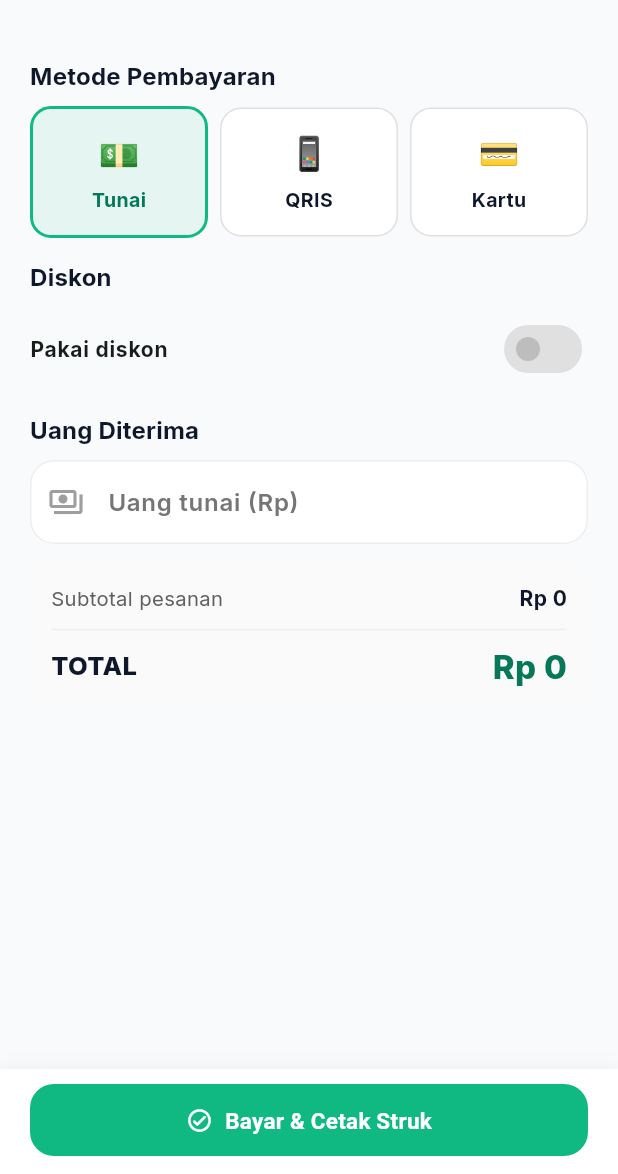
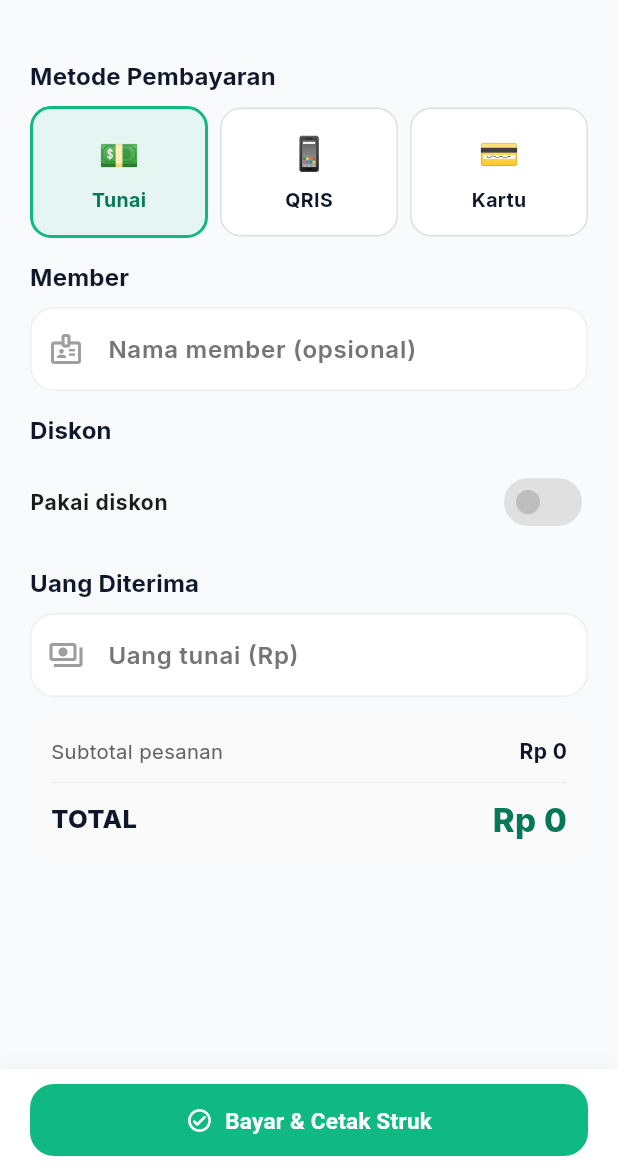
Before and after one commit to adiyoga27/billiard-pos, a Flutter app: the CheckoutScreen screen opened directly with empty values, on a phone screen of 412 x 824 dp, the part 62-1236 px from its top. Run offline on Flutter 3.47's test engine with Material 3 defaults, Android fonts, the phone set to English and light mode, and no system bars; our stand-ins replace audioplayers, cloud_firestore, firebase_auth, firebase_core, firebase_messaging, fl_chart and 4 more; missing offline and left inert: esc_pos_utils; accounts and stored records are empty.

Commit message:
feat(billing): add member discount handling in transaction totals calculation
feat(ui): improve cart panel layout for better text overflow handling

feat(settings): add member discount percentage to app settings

fix(ui): enhance product card layout and spacing for better visibility

test(pos): add regression test for cart screen overflow handling

```diff
--- a/lib/core/domain/billing_calculator.dart
+++ b/lib/core/domain/billing_calculator.dart
@@ -190,7 +190,8 @@ SessionBill calculateSessionBill({
 class TransactionTotals {
   final int subtotal;
   final int discountAmount;
-  final int taxableBase; // subtotal - diskon
+  final int memberDiscountAmount; // diskon otomatis saat nama member diisi
+  final int taxableBase; // subtotal - diskon - diskon member
   final int taxAmount;
   final int serviceChargeAmount;
   final int total;
@@ -198,6 +199,7 @@ class TransactionTotals {
   const TransactionTotals({
     required this.subtotal,
     required this.discountAmount,
+    required this.memberDiscountAmount,
     required this.taxableBase,
     required this.taxAmount,
     required this.serviceChargeAmount,
@@ -208,19 +210,25 @@ class TransactionTotals {
 TransactionTotals calculateTransactionTotals({
   required int subtotal,
   Discount? discount,
+  double memberDiscountPercent = 0,
   required double taxPercent,
   required double serviceChargePercent,
 }) {
   final disc = discountAmount(subtotal, discount);
   final base = subtotal - disc;
-  final serviceCharge = (base * serviceChargePercent / 100).round();
-  final tax = (base * taxPercent / 100).round();
+  final memberDisc = memberDiscountPercent > 0
+      ? (base * memberDiscountPercent / 100).round().clamp(0, base)
+      : 0;
+  final afterMember = base - memberDisc;
+  final serviceCharge = (afterMember * serviceChargePercent / 100).round();
+  final tax = (afterMember * taxPercent / 100).round();
   return TransactionTotals(
     subtotal: subtotal,
     discountAmount: disc,
-    taxableBase: base,
+    memberDiscountAmount: memberDisc,
+    taxableBase: afterMember,
     serviceChargeAmount: serviceCharge,
     taxAmount: tax,
-    total: base + tax + serviceCharge,
+    total: afterMember + tax + serviceCharge,
   );
 }
--- a/lib/features/pos/data/pos_repository.dart
+++ b/lib/features/pos/data/pos_repository.dart
@@ -96,6 +96,8 @@ class PosRepository {
     required AppUser kasir,
     required List<TransactionItem> items,
     Discount? discount,
+    String? namaMember,
+    double memberDiscountPercent = 0,
     required AppSettings settings,
     required PaymentMethod metodeBayar,
     int? uangDiterima,
@@ -105,6 +107,7 @@ class PosRepository {
     final totals = calculateTransactionTotals(
       subtotal: subtotal,
       discount: discount,
+      memberDiscountPercent: memberDiscountPercent,
       taxPercent: settings.pajakPersen,
       serviceChargePercent: settings.serviceChargePersen,
     );
@@ -196,8 +199,10 @@ class PosRepository {
         kasirNama: kasir.nama,
         tableSessionId: sessionToFinalize?.id,
         tableName: sessionToFinalize?.tableName,
+        namaMember: namaMember,
         subtotal: totals.subtotal,
         diskon: totals.discountAmount,
+        diskonMember: totals.memberDiscountAmount,
         pajak: totals.taxAmount,
         serviceCharge: totals.serviceChargeAmount,
         total: totals.total + sessionBillAmount,
--- a/lib/features/pos/domain/product_models.dart
+++ b/lib/features/pos/domain/product_models.dart
@@ -115,8 +115,10 @@ class Transaction {
   final String? kasirNama;
   final String? tableSessionId;
   final String? tableName;
+  final String? namaMember; // nama member (opsional) saat checkout
   final int subtotal;
   final int diskon;
+  final int diskonMember; // diskon otomatis member
   final int pajak;
   final int serviceCharge;
   final int total;
@@ -134,8 +136,10 @@ class Transaction {
     this.kasirNama,
     this.tableSessionId,
     this.tableName,
+    this.namaMember,
     required this.subtotal,
     required this.diskon,
+    this.diskonMember = 0,
     required this.pajak,
     required this.serviceCharge,
     required this.total,
@@ -156,8 +160,10 @@ class Transaction {
         kasirNama: map['kasir_nama'] as String?,
         tableSessionId: map['table_session_id'] as String?,
         tableName: map['table_name'] as String?,
+        namaMember: map['nama_member'] as String?,
         subtotal: (map['subtotal'] as num?)?.toInt() ?? 0,
         diskon: (map['diskon'] as num?)?.toInt() ?? 0,
+        diskonMember: (map['diskon_member'] as num?)?.toInt() ?? 0,
         pajak: (map['pajak'] as num?)?.toInt() ?? 0,
         serviceCharge: (map['service_charge'] as num?)?.toInt() ?? 0,
         total: (map['total'] as num?)?.toInt() ?? 0,
@@ -178,8 +184,10 @@ class Transaction {
         if (kasirNama != null) 'kasir_nama': kasirNama,
         if (tableSessionId != null) 'table_session_id': tableSessionId,
         if (tableName != null) 'table_name': tableName,
+        if (namaMember != null && namaMember!.isNotEmpty) 'nama_member': namaMember,
         'subtotal': subtotal,
         'diskon': diskon,
+        'diskon_member': diskonMember,
         'pajak': pajak,
         'service_charge': serviceCharge,
         'total': total,
--- a/lib/features/pos/presentation/checkout_screen.dart
+++ b/lib/features/pos/presentation/checkout_screen.dart
@@ -38,9 +38,11 @@ class _CheckoutScreenState extends ConsumerState<CheckoutScreen> {
   PaymentMethod _method = PaymentMethod.tunai;
   bool _useDiscount = false;
   bool _discountIsPercent = true;
+  bool _useMemberDiscount = true;
   final _discountCtrl = TextEditingController();
   final _discountReasonCtrl = TextEditingController();
   final _cashCtrl = TextEditingController();
+  final _memberCtrl = TextEditingController();
   bool _saving = false;
   String? _error;
 
@@ -49,6 +51,7 @@ class _CheckoutScreenState extends ConsumerState<CheckoutScreen> {
     _discountCtrl.dispose();
     _discountReasonCtrl.dispose();
     _cashCtrl.dispose();
+    _memberCtrl.dispose();
     super.dispose();
   }
 
@@ -70,10 +73,14 @@ class _CheckoutScreenState extends ConsumerState<CheckoutScreen> {
     final sessionBill = attached != null ? _sessionBill(attached) : null;
     final sessionFee = sessionBill?.subtotal ?? 0;
     final discount = _discount;
+    final memberName = _memberCtrl.text.trim();
+    final memberPct =
+        memberName.isNotEmpty && _useMemberDiscount ? settings.diskonMemberPersen : 0.0;
     final subtotal = widget.items.fold<int>(0, (acc, i) => acc + i.subtotal);
     final totals = calculateTransactionTotals(
       subtotal: subtotal,
       discount: discount,
+      memberDiscountPercent: memberPct,
       taxPercent: settings.pajakPersen,
       serviceChargePercent: settings.serviceChargePersen,
     );
@@ -238,6 +245,30 @@ class _CheckoutScreenState extends ConsumerState<CheckoutScreen> {
               ],
             ),
             const SizedBox(height: 14),
+            Text('Member', style: Theme.of(context).textTheme.titleMedium),
+            const SizedBox(height: 8),
+            TextField(
+              controller: _memberCtrl,
+              onChanged: (_) => setState(() {}),
+              decoration: const InputDecoration(
+                labelText: 'Nama member (opsional)',
+                hintText: 'Kosongkan untuk transaksi non-member',
+                prefixIcon: Icon(Icons.badge_outlined),
+              ),
+            ),
+            if (memberName.isNotEmpty) ...[
+              const SizedBox(height: 4),
+              SwitchListTile(
+                contentPadding: EdgeInsets.zero,
+                title: Text(
+                  'Pakai diskon member (${settings.diskonMemberPersen.toStringAsFixed(0)}%)',
+                  style: const TextStyle(fontWeight: FontWeight.w700, fontSize: 14),
+                ),
+                value: _useMemberDiscount,
+                onChanged: (v) => setState(() => _useMemberDiscount = v),
+              ),
+            ],
+            const SizedBox(height: 14),
             Text('Diskon', style: Theme.of(context).textTheme.titleMedium),
             const SizedBox(height: 8),
             SwitchListTile(
@@ -320,6 +351,12 @@ class _CheckoutScreenState extends ConsumerState<CheckoutScreen> {
                   if (sessionBill != null) _Row('Subtotal meja', sessionBill.subtotal),
                   _Row('Subtotal pesanan', totals.subtotal),
                   if (totals.discountAmount > 0) _Row('Diskon', -totals.discountAmount, color: AppTheme.tableFree),
+                  if (totals.memberDiscountAmount > 0)
+                    _Row(
+                      'Diskon member ${memberPct.toStringAsFixed(0)}%${memberName.isNotEmpty ? ' ($memberName)' : ''}',
+                      -totals.memberDiscountAmount,
+                      color: AppTheme.tableFree,
+                    ),
                   if (totals.serviceChargeAmount > 0)
                     _Row('Service charge ${settings.serviceChargePersen.toStringAsFixed(0)}%', totals.serviceChargeAmount),
                   if (totals.taxAmount > 0)
@@ -404,6 +441,10 @@ class _CheckoutScreenState extends ConsumerState<CheckoutScreen> {
       return;
     }
 
+    final memberName = _memberCtrl.text.trim();
+    final memberPct =
+        memberName.isNotEmpty && _useMemberDiscount ? settings.diskonMemberPersen : 0.0;
+
     setState(() {
       _saving = true;
       _error = null;
@@ -423,6 +464,8 @@ class _CheckoutScreenState extends ConsumerState<CheckoutScreen> {
         kasir: user,
         items: items,
         discount: _discount,
+        namaMember: memberName.isEmpty ? null : memberName,
+        memberDiscountPercent: memberPct,
         settings: settings,
         metodeBayar: _method,
         uangDiterima: _method == PaymentMethod.tunai && cashEntered > 0 ? cashEntered : null,
--- a/lib/features/pos/presentation/receipt_builder.dart
+++ b/lib/features/pos/presentation/receipt_builder.dart
@@ -26,6 +26,9 @@ class ReceiptBuilder {
     b.writeln(line('No', transaction.nomor));
     b.writeln(line('Tanggal', formatDateTime(transaction.createdAt)));
     b.writeln(line('Kasir', transaction.kasirNama ?? '-'));
+    if (transaction.namaMember != null) {
+      b.writeln(line('Member', transaction.namaMember!));
+    }
     if (transaction.tableName != null) {
       b.writeln(line('Meja', transaction.tableName!));
     }
@@ -43,6 +46,9 @@ class ReceiptBuilder {
     b.writeln('=' * w);
     b.writeln(line('Subtotal', formatRupiah(transaction.subtotal)));
     if (transaction.diskon > 0) b.writeln(line('Diskon', '-${formatRupiah(transaction.diskon)}'));
+    if (transaction.diskonMember > 0) {
+      b.writeln(line('Diskon member', '-${formatRupiah(transaction.diskonMember)}'));
+    }
     if (transaction.serviceCharge > 0) b.writeln(line('Service', formatRupiah(transaction.serviceCharge)));
     if (transaction.pajak > 0) b.writeln(line('Pajak', formatRupiah(transaction.pajak)));
     b.writeln('-' * w);
@@ -87,6 +93,9 @@ class ReceiptBuilder {
     bytes += generator.text('No: ${transaction.nomor}');
     bytes += generator.text('Tanggal: ${formatDateTime(transaction.createdAt)}');
     bytes += generator.text('Kasir: ${transaction.kasirNama ?? '-'}');
+    if (transaction.namaMember != null) {
+      bytes += generator.text('Member: ${transaction.namaMember}');
+    }
     if (transaction.tableName != null) {
       bytes += generator.text('Meja: ${transaction.tableName}');
     }
@@ -114,6 +123,12 @@ class ReceiptBuilder {
       bytes += generator.row([
         PosColumn(text: 'Diskon', width: 8),
         PosColumn(text: '-${formatRupiah(transaction.diskon)}', width: 4, styles: const PosStyles(align: PosAlign.right)),
+      ]);
+    }
+    if (transaction.diskonMember > 0) {
+      bytes += generator.row([
+        PosColumn(text: 'Diskon member', width: 8),
+        PosColumn(text: '-${formatRupiah(transaction.diskonMember)}', width: 4, styles: const PosStyles(align: PosAlign.right)),
       ]);
     }
     if (transaction.serviceCharge > 0) {
--- a/lib/features/pos/presentation/transaction_detail_screen.dart
+++ b/lib/features/pos/presentation/transaction_detail_screen.dart
@@ -87,6 +87,14 @@ class TransactionDetailScreen extends ConsumerWidget {
                               'Kasir: ${tx.kasirNama ?? '-'}${tx.tableName != null ? ' • Meja ${tx.tableName}' : ''}',
                               style: TextStyle(color: Colors.grey.shade600),
                             ),
+                            if (tx.namaMember != null)
+                              Text(
+                                'Member: ${tx.namaMember}',
+                                style: TextStyle(
+                                  color: Colors.grey.shade600,
+                                  fontWeight: FontWeight.w600,
+                                ),
+                              ),
                           ],
                         ),
                       ),
@@ -145,6 +153,8 @@ class TransactionDetailScreen extends ConsumerWidget {
                           children: [
                             _Row('Subtotal', formatRupiah(tx.subtotal)),
                             if (tx.diskon > 0) _Row('Diskon', '-${formatRupiah(tx.diskon)}', color: AppTheme.tableFree),
+                            if (tx.diskonMember > 0)
+                              _Row('Diskon member', '-${formatRupiah(tx.diskonMember)}', color: AppTheme.tableFree),
                             if (tx.serviceCharge > 0) _Row('Service charge', formatRupiah(tx.serviceCharge)),
                             if (tx.pajak > 0) _Row('Pajak', formatRupiah(tx.pajak)),
                             const Divider(height: 18),
--- a/lib/features/settings/domain/settings_models.dart
+++ b/lib/features/settings/domain/settings_models.dart
@@ -9,6 +9,7 @@ class AppSettings {
   final int ambangPeringatanMenit; // default 10 menit sebelum habis
   final double pajakPersen;
   final double serviceChargePersen;
+  final double diskonMemberPersen; // diskon otomatis saat nama member diisi
 
   const AppSettings({
     this.namaToko = 'Yes Billiard',
@@ -18,6 +19,7 @@ class AppSettings {
     this.ambangPeringatanMenit = 10,
     this.pajakPersen = 0,
     this.serviceChargePersen = 0,
+    this.diskonMemberPersen = 5,
   });
 
   factory AppSettings.fromMap(Map<String, dynamic> map) => AppSettings(
@@ -28,6 +30,7 @@ class AppSettings {
         ambangPeringatanMenit: (map['ambang_peringatan_menit'] as num?)?.toInt() ?? 10,
         pajakPersen: (map['pajak_persen'] as num?)?.toDouble() ?? 0,
         serviceChargePersen: (map['service_charge_persen'] as num?)?.toDouble() ?? 0,
+        diskonMemberPersen: (map['diskon_member_persen'] as num?)?.toDouble() ?? 5,
       );
 
   Map<String, dynamic> toMap() => {
@@ -38,5 +41,6 @@ class AppSettings {
         'ambang_peringatan_menit': ambangPeringatanMenit,
         'pajak_persen': pajakPersen,
         'service_charge_persen': serviceChargePersen,
+        'diskon_member_persen': diskonMemberPersen,
       };
 }
```
Also changed, not shown: lib/features/pos/presentation/pos_screen.dart (+8 -2 lines), lib/features/settings/presentation/general_settings_form_screen.dart (+15 -0 lines), lib/features/tables/data/tables_repository.dart (+17 -7 lines), lib/shared/widgets/product_grid.dart (+7 -6 lines), 4 other files.
